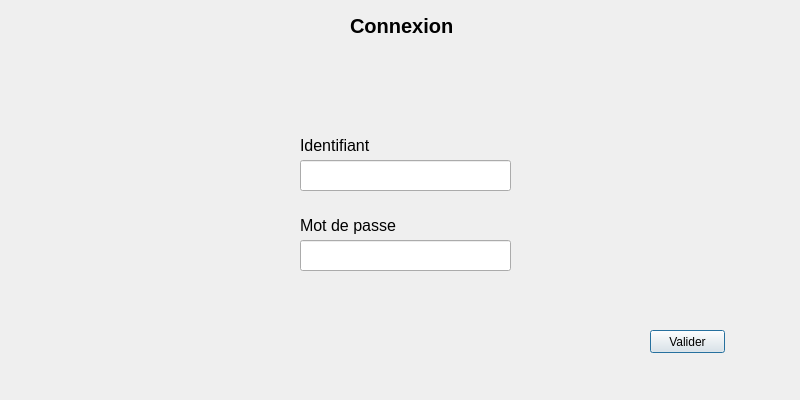
This is IHM_Final/loginpage.ui in ProjectCDG/IHM as Qt 5 draws it before an edit. The edited form follows.
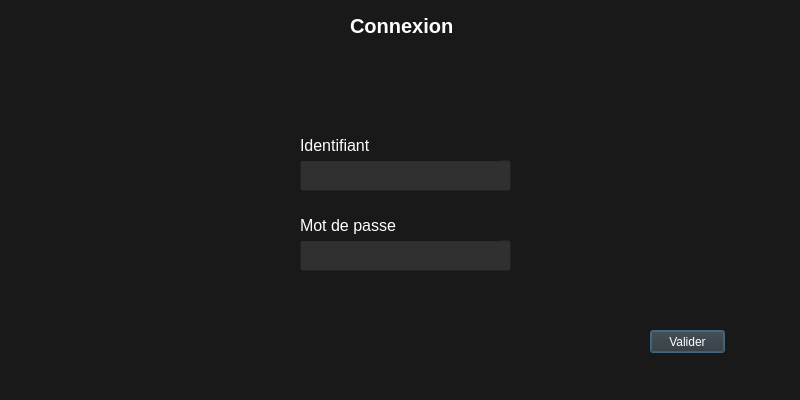
This is the edited form.

What changed in the file:
```diff
--- a/IHM_Final/loginpage.ui
+++ b/IHM_Final/loginpage.ui
@@ -13,6 +13,9 @@
   <property name="windowTitle">
    <string>Dialog</string>
   </property>
+  <property name="styleSheet">
+   <string notr="true">background-color:rgb(25, 25, 25)</string>
+  </property>
   <widget class="QPushButton" name="okButton">
    <property name="geometry">
     <rect>
@@ -22,6 +25,10 @@
      <height>23</height>
     </rect>
    </property>
+   <property name="styleSheet">
+    <string notr="true">color : white;
+background-color:rgb(48, 48, 48)</string>
+   </property>
    <property name="text">
     <string>Valider</string>
    </property>
@@ -40,6 +47,11 @@
      <pointsize>10</pointsize>
     </font>
    </property>
+   <property name="styleSheet">
+    <string notr="true">background-color:rgb(48, 48, 48);
+color: white;
+</string>
+   </property>
    <property name="text">
     <string/>
    </property>
@@ -64,6 +76,11 @@
      <pointsize>10</pointsize>
     </font>
    </property>
+   <property name="styleSheet">
+    <string notr="true">background-color:rgb(48, 48, 48);
+color: white;
+</string>
+   </property>
    <property name="text">
     <string/>
    </property>
@@ -90,6 +107,9 @@
      <bold>true</bold>
     </font>
    </property>
+   <property name="styleSheet">
+    <string notr="true">color: white;</string>
+   </property>
    <property name="text">
     <string>Connexion</string>
    </property>
@@ -110,6 +130,9 @@
      <bold>false</bold>
     </font>
    </property>
+   <property name="styleSheet">
+    <string notr="true">color: white;</string>
+   </property>
    <property name="text">
     <string>Identifiant </string>
    </property>
@@ -130,6 +153,9 @@
      <bold>false</bold>
     </font>
    </property>
+   <property name="styleSheet">
+    <string notr="true">color : white;</string>
+   </property>
    <property name="text">
     <string>Mot de passe</string>
    </property>
```
